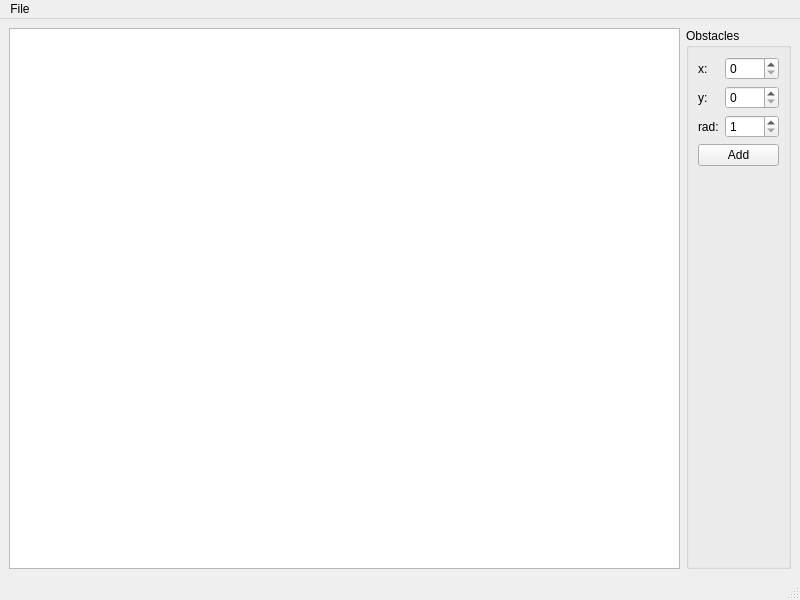
This is gui/mainwindow.ui in jchen351/pBot as Qt 5 draws it before an edit. The edited form follows.
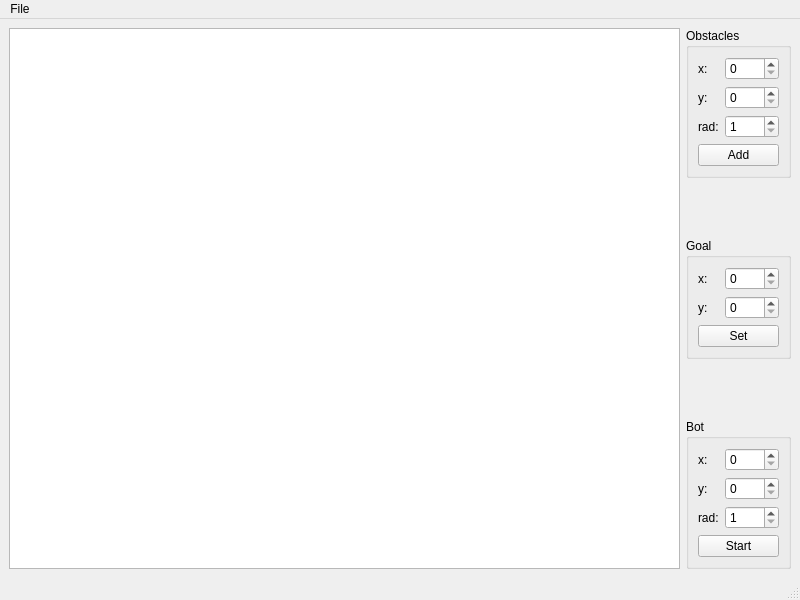
This is the edited form.

Diff of the .ui file:
```diff
--- a/gui/mainwindow.ui
+++ b/gui/mainwindow.ui
@@ -23,6 +23,8 @@
      </widget>
     </item>
     <item>
+     <layout class="QVBoxLayout" name="verticalLayout_6">
+      <item>
      <widget class="QGroupBox" name="groupBox">
       <property name="title">
        <string>Obstacles</string>
@@ -156,6 +158,9 @@
          </property>
         </widget>
        </item>
+        </layout>
+       </widget>
+      </item>
        <item>
         <spacer name="verticalSpacer">
          <property name="orientation">
@@ -164,13 +169,252 @@
          <property name="sizeHint" stdset="0">
           <size>
            <width>20</width>
-           <height>349</height>
+          <height>40</height>
           </size>
          </property>
         </spacer>
        </item>
-      </layout>
-     </widget>
+      <item>
+       <widget class="QGroupBox" name="groupBox_3">
+        <property name="title">
+         <string>Goal</string>
+        </property>
+        <layout class="QVBoxLayout" name="verticalLayout_3">
+         <item>
+          <layout class="QHBoxLayout" name="horizontalLayout_13">
+           <item>
+            <widget class="QLabel" name="label_12">
+             <property name="text">
+              <string>x:</string>
+             </property>
+            </widget>
+           </item>
+           <item>
+            <widget class="QSpinBox" name="xGoalSpinBox">
+             <property name="sizePolicy">
+              <sizepolicy hsizetype="Maximum" vsizetype="Fixed">
+               <horstretch>0</horstretch>
+               <verstretch>0</verstretch>
+              </sizepolicy>
+             </property>
+             <property name="toolTip">
+              <string/>
+             </property>
+             <property name="wrapping">
+              <bool>false</bool>
+             </property>
+             <property name="frame">
+              <bool>true</bool>
+             </property>
+             <property name="showGroupSeparator" stdset="0">
+              <bool>false</bool>
+             </property>
+             <property name="suffix">
+              <string/>
+             </property>
+             <property name="prefix">
+              <string/>
+             </property>
+             <property name="maximum">
+              <number>9999</number>
+             </property>
+            </widget>
+           </item>
+          </layout>
+         </item>
+         <item>
+          <layout class="QHBoxLayout" name="horizontalLayout_12">
+           <item>
+            <widget class="QLabel" name="label_11">
+             <property name="text">
+              <string>y:</string>
+             </property>
+            </widget>
+           </item>
+           <item>
+            <widget class="QSpinBox" name="yGoalSpinBox">
+             <property name="toolTip">
+              <string/>
+             </property>
+             <property name="wrapping">
+              <bool>false</bool>
+             </property>
+             <property name="frame">
+              <bool>true</bool>
+             </property>
+             <property name="showGroupSeparator" stdset="0">
+              <bool>false</bool>
+             </property>
+             <property name="suffix">
+              <string/>
+             </property>
+             <property name="prefix">
+              <string/>
+             </property>
+             <property name="maximum">
+              <number>9999</number>
+             </property>
+            </widget>
+           </item>
+          </layout>
+         </item>
+         <item>
+          <widget class="QPushButton" name="pushButton_4">
+           <property name="text">
+            <string>Set</string>
+           </property>
+          </widget>
+         </item>
+        </layout>
+       </widget>
+      </item>
+      <item>
+       <spacer name="verticalSpacer_3">
+        <property name="orientation">
+         <enum>Qt::Vertical</enum>
+        </property>
+        <property name="sizeHint" stdset="0">
+         <size>
+          <width>20</width>
+          <height>40</height>
+         </size>
+        </property>
+       </spacer>
+      </item>
+      <item>
+       <widget class="QGroupBox" name="groupBox_2">
+        <property name="title">
+         <string>Bot</string>
+        </property>
+        <layout class="QVBoxLayout" name="verticalLayout_4">
+         <item>
+          <layout class="QHBoxLayout" name="horizontalLayout_8">
+           <item>
+            <widget class="QLabel" name="label_7">
+             <property name="text">
+              <string>x:</string>
+             </property>
+            </widget>
+           </item>
+           <item>
+            <widget class="QSpinBox" name="xBotSpinBox">
+             <property name="sizePolicy">
+              <sizepolicy hsizetype="Maximum" vsizetype="Fixed">
+               <horstretch>0</horstretch>
+               <verstretch>0</verstretch>
+              </sizepolicy>
+             </property>
+             <property name="toolTip">
+              <string/>
+             </property>
+             <property name="wrapping">
+              <bool>false</bool>
+             </property>
+             <property name="frame">
+              <bool>true</bool>
+             </property>
+             <property name="showGroupSeparator" stdset="0">
+              <bool>false</bool>
+             </property>
+             <property name="suffix">
+              <string/>
+             </property>
+             <property name="prefix">
+              <string/>
+             </property>
+             <property name="maximum">
+              <number>9999</number>
+             </property>
+            </widget>
+           </item>
+          </layout>
+         </item>
+         <item>
+          <layout class="QHBoxLayout" name="horizontalLayout_9">
+           <item>
+            <widget class="QLabel" name="label_8">
+             <property name="text">
+              <string>y:</string>
+             </property>
+            </widget>
+           </item>
+           <item>
+            <widget class="QSpinBox" name="yBotSpinBox">
+             <property name="toolTip">
+              <string/>
+             </property>
+             <property name="wrapping">
+              <bool>false</bool>
+             </property>
+             <property name="frame">
+              <bool>true</bool>
+             </property>
+             <property name="showGroupSeparator" stdset="0">
+              <bool>false</bool>
+             </property>
+             <property name="suffix">
+              <string/>
+             </property>
+             <property name="prefix">
+              <string/>
+             </property>
+             <property name="maximum">
+              <number>9999</number>
+             </property>
+            </widget>
+           </item>
+          </layout>
+         </item>
+         <item>
+          <layout class="QHBoxLayout" name="horizontalLayout_10">
+           <item>
+            <widget class="QLabel" name="label_9">
+             <property name="text">
+              <string>rad:</string>
+             </property>
+            </widget>
+           </item>
+           <item>
+            <widget class="QSpinBox" name="radBotSpinBox">
+             <property name="toolTip">
+              <string/>
+             </property>
+             <property name="wrapping">
+              <bool>false</bool>
+             </property>
+             <property name="frame">
+              <bool>true</bool>
+             </property>
+             <property name="showGroupSeparator" stdset="0">
+              <bool>false</bool>
+             </property>
+             <property name="suffix">
+              <string/>
+             </property>
+             <property name="prefix">
+              <string/>
+             </property>
+             <property name="minimum">
+              <number>1</number>
+             </property>
+             <property name="maximum">
+              <number>9999</number>
+             </property>
+            </widget>
+           </item>
+          </layout>
+         </item>
+         <item>
+          <widget class="QPushButton" name="pushButton_3">
+           <property name="text">
+            <string>Start</string>
+           </property>
+          </widget>
+         </item>
+        </layout>
+       </widget>
+      </item>
+     </layout>
     </item>
    </layout>
   </widget>
```
Left out of the diff: 10 changed lines with no effect on the pictures. Lines whose indentation alone changed are shown as unchanged.
